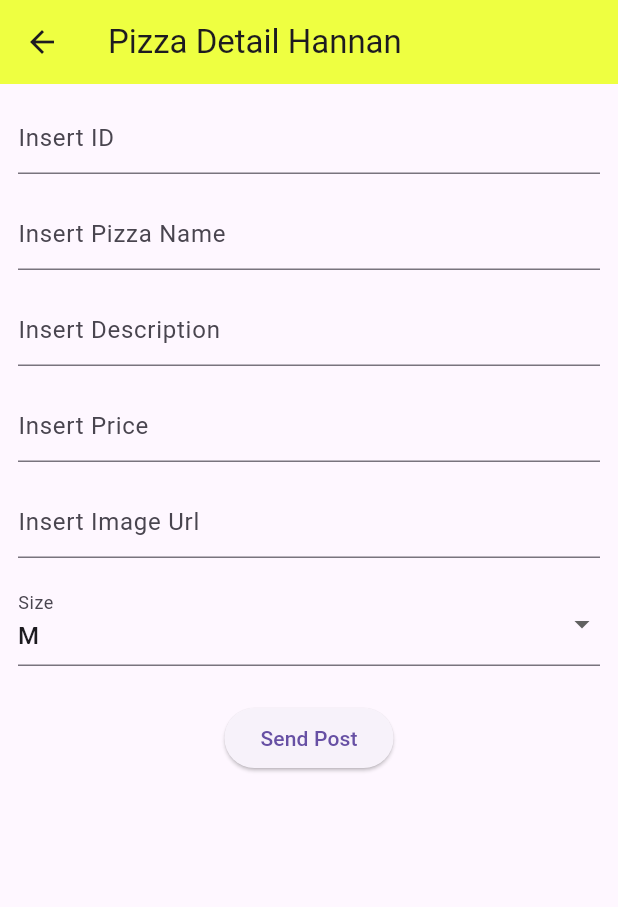
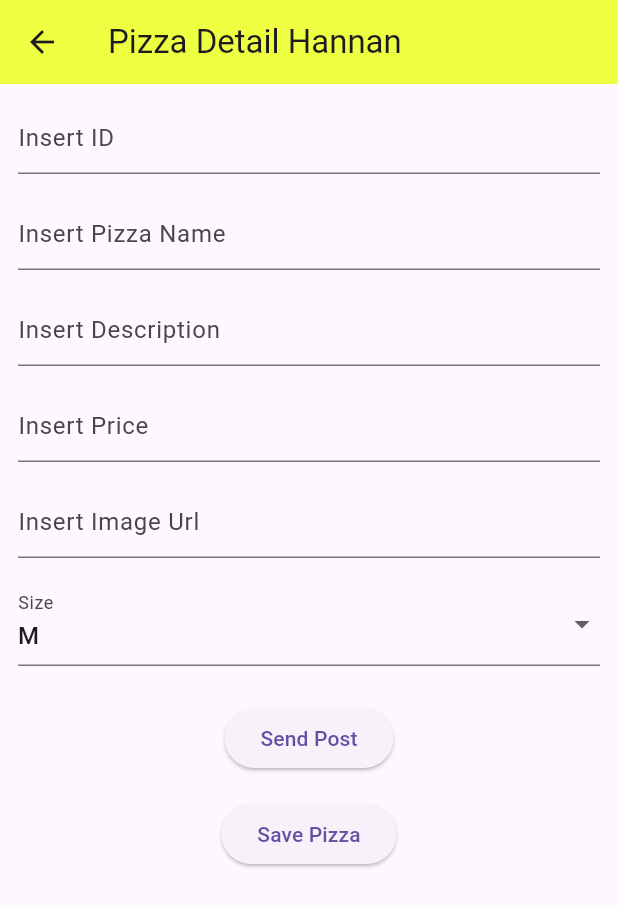
Before and after one commit to adfhsjt/MOBILE_3F_02, a Flutter app: the screen it shows after launch, after a tap on the "add" icon, on a phone screen of 412 x 824 dp. Shown: the top 907 px of the screen. Run offline on Flutter 3.47's test engine with Material 3 defaults, Android fonts, the phone set to English and light mode, and no system bars; our stand-ins replace flutter_secure_storage, shared_preferences; network calls fail.

Commit message:
W14: Jawaban Soal 3

```diff
--- a/src/store_hannan2/lib/httphelper.dart
+++ b/src/store_hannan2/lib/httphelper.dart
@@ -34,4 +34,14 @@ class HttpHelper {
     http.Response r = await http.post(url, body: post);
     return r.body;
   }
+
+  Future<String> putPizza(Pizza pizza) async {
+    const putPath = '/pizza';
+    String put = json.encode(pizza.toJson());
+    Uri url = Uri.https(authority, putPath);
+    http.Response r = await http.put(url, body: put);
+    return r.body;
+  }
+
+
 }
--- a/src/store_hannan2/lib/main.dart
+++ b/src/store_hannan2/lib/main.dart
@@ -126,6 +126,15 @@ class _MyHomePageState extends State<MyHomePage> {
                       ' - € ' +
                       snapshot.data![position].price.toString(),
                 ),
+                onTap:() {
+                  Navigator.push(
+                    context,
+                    MaterialPageRoute(builder: (context) => PizzaDetailScreen(
+                      pizza: snapshot.data![position],
+                      isNew: false,
+                    )),
+                  );
+                },
               );
             },
           );
@@ -136,7 +145,10 @@ class _MyHomePageState extends State<MyHomePage> {
         onPressed: () {
           Navigator.push(
             context,
-            MaterialPageRoute(builder: (context) => const PizzaDetailScreen()),
+            MaterialPageRoute(builder: (context) => const PizzaDetailScreen(
+              pizza: Pizza(),
+              isNew: true,
+            )),
           );
         },
       ),
--- a/src/store_hannan2/lib/model/pizza.dart
+++ b/src/store_hannan2/lib/model/pizza.dart
@@ -12,7 +12,7 @@ class Pizza {
   final String imageUrl;
   final String size;
 
-  Pizza({
+  const Pizza({
     this.id,
     this.pizzaName = '',
     this.description = '',
--- a/src/store_hannan2/lib/pizza_detail.dart
+++ b/src/store_hannan2/lib/pizza_detail.dart
@@ -3,7 +3,13 @@ import 'model/pizza.dart';
 import 'httphelper.dart';
 
 class PizzaDetailScreen extends StatefulWidget {
-  const PizzaDetailScreen({super.key});
+  final Pizza pizza;
+  final bool isNew;
+  const PizzaDetailScreen({
+    super.key,
+    required this.pizza,
+    required this.isNew,
+  });
   @override
   State<PizzaDetailScreen> createState() => _PizzaDetailScreenState();
 }
@@ -76,12 +82,16 @@ class _PizzaDetailScreenState extends State<PizzaDetailScreen> {
               const SizedBox(height: 16),
               TextField(
                 controller: txtName,
-                decoration: const InputDecoration(hintText: 'Insert Pizza Name'),
+                decoration: const InputDecoration(
+                  hintText: 'Insert Pizza Name',
+                ),
               ),
               const SizedBox(height: 16),
               TextField(
                 controller: txtDescription,
-                decoration: const InputDecoration(hintText: 'Insert Description'),
+                decoration: const InputDecoration(
+                  hintText: 'Insert Description',
+                ),
               ),
               const SizedBox(height: 16),
               TextField(
@@ -116,10 +126,48 @@ class _PizzaDetailScreenState extends State<PizzaDetailScreen> {
                   postPizza();
                 },
               ),
+              const SizedBox(height: 16),
+              ElevatedButton(
+                child: const Text('Save Pizza'),
+                onPressed: () {
+                  savePizza();
+                },
+              ),
             ],
           ),
         ),
       ),
     );
   }
+
+  @override
+  void initState() {
+    if (!widget.isNew) {
+      txtId.text = widget.pizza.id.toString();
+      txtName.text = widget.pizza.pizzaName;
+      txtDescription.text = widget.pizza.description;
+      txtPrice.text = widget.pizza.price.toString();
+      txtImageUrl.text = widget.pizza.imageUrl;
+      selectedSize = widget.pizza.size;
+    }
+    super.initState();
+  }
+
+  Future savePizza() async {
+    final helper = HttpHelper();
+    final pizza = Pizza(
+      id: int.tryParse(txtId.text),
+      pizzaName: txtName.text,
+      description: txtDescription.text,
+      price: double.tryParse(txtPrice.text) ?? 0.0,
+      imageUrl: txtImageUrl.text,
+      size: selectedSize,
+    );
+    final result = await (widget.isNew
+        ? helper.putPizza(pizza)
+        : helper.postPizza(pizza));
+    setState(() {
+      operationResult = result;
+    });
+  }
 }
```
Also changed, not shown: img/s14-3.gif (added), 1 other file.
